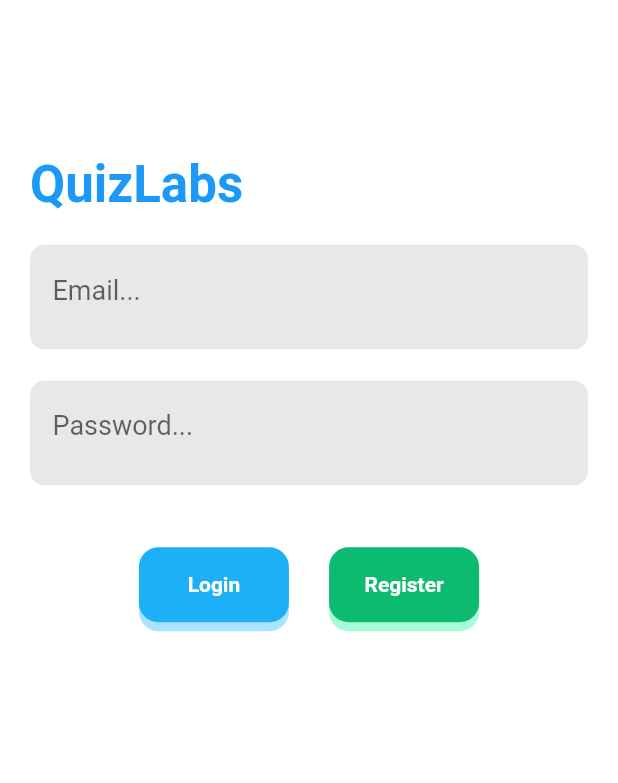
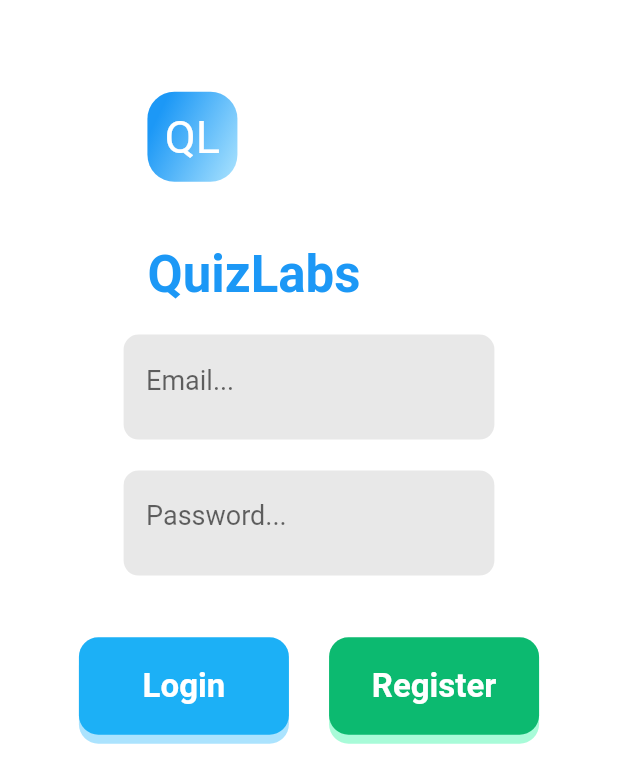
Before and after one commit to hdalmora/quizlabs-flutter-mobile-web, a Flutter app: the screen it shows after launch, on a phone screen of 412 x 824 dp. Shown: the top 783 px of the screen. Run offline on Flutter 3.47's test engine with Material 2 defaults, Android fonts, the phone set to English and light mode, and no system bars; our stand-ins replace bloc, cloud_firestore, dio, easy_localization, faker, firebase_analytics and 7 more; missing offline and left inert: flutter_sparkline, universal_html; accounts and stored records are empty; generated files the repository leaves out were written again.

Commit message:
make auth_page more responsive

```diff
--- a/lib/src/ui/pages/auth_page/auth_page.dart
+++ b/lib/src/ui/pages/auth_page/auth_page.dart
@@ -74,15 +74,36 @@ class _AuthPageState extends State<AuthPage> {
             padding: EdgeInsets.all(20.0),
             child: Column(
               mainAxisAlignment: MainAxisAlignment.start,
-              crossAxisAlignment: CrossAxisAlignment.start,
+              crossAxisAlignment: CrossAxisAlignment.center,
               children: <Widget>[
+                SizedBox(height: Constants.mediaHeight(context)*.05,),
+                Align(
+                  alignment: Alignment.centerLeft,
+                  child: Container(
+                    margin: EdgeInsets.only(left: Constants.mediaWidth(context)*.19),
+                    width: 60,
+                    height: 60,
+                    decoration: BoxDecoration(
+                        borderRadius: BorderRadius.circular(18),
+                        gradient: LinearGradient(colors: [
+                          ColorUtils.BLUE_LIGHT,
+                          ColorUtils.BLUE_MAIN,
+                        ], begin: Alignment.bottomRight, end: Alignment.centerLeft)),
+                    child: Center(
+                      child: Text("QL",
+                          style: TextStyle(fontSize: 30, color: Colors.white)),
+                    ),
+                  ),
+                ),
 
-                SizedBox(height: Constants.mediaHeight(context)*.1,),
+                SizedBox(height: Constants.mediaHeight(context)*.05,),
                 GestureDetector(
                   onTap: () {
                     Navigator.of(context).pushNamed(LandingPage.routeName);
                   },
                   child: Container(
+                    alignment: Alignment.centerLeft,
+                    margin: EdgeInsets.only(left: Constants.mediaWidth(context)*.19),
                     child: Text(
                       "QuizLabs",
                       style: Theme.of(context).textTheme.headline4.copyWith(
@@ -94,7 +115,9 @@ class _AuthPageState extends State<AuthPage> {
                 ),
 
                 SizedBox(height: Constants.mediaHeight(context)*.025,),
-                StreamBuilder(
+                Container(
+                  width: Constants.mediaWidth(context)*.6,
+                  child: StreamBuilder(
                     stream: _authBloc.email,
                     builder: (context, snapshot) {
                       return FormFieldMain(
@@ -106,9 +129,12 @@ class _AuthPageState extends State<AuthPage> {
                       );
                     },
                   ),
+                ),
 
                 SizedBox(height: Constants.mediaHeight(context)*.025,),
-                StreamBuilder(
+                Container(
+                  width: Constants.mediaWidth(context)*.6,
+                  child: StreamBuilder(
                     stream: _authBloc.password,
                     builder: (context, snapshot) {
                       return FormFieldMain(
@@ -120,6 +146,7 @@ class _AuthPageState extends State<AuthPage> {
                       );
                     },
                   ),
+                ),
 
                 SizedBox(height: Constants.mediaHeight(context)*.05,),
                 Row(
@@ -128,11 +155,12 @@ class _AuthPageState extends State<AuthPage> {
 
                     Builder(builder: (BuildContext context) {
                       return ButtonMain(
-                        width: 100,
-                        height: 50,
+                        width: 140,
+                        height: 65,
                         colorMain: ColorUtils.BLUE_ACCENT,
                         colorSec: ColorUtils.BLUE_LIGHT,
                         text: "login_btn".tr(),
+                        textSize: 22,
                         onTap: () async {
                           await FirebaseAnalyticsUtils.analytics.logEvent(name: 'auth_page__login_button_clicked');
 
@@ -182,11 +210,12 @@ class _AuthPageState extends State<AuthPage> {
                     SizedBox(width: Constants.mediaWidth(context)*.065,),
                     Builder(builder: (BuildContext context) {
                       return ButtonMain(
-                        width: 100,
-                        height: 50,
+                        width: 140,
+                        height: 65,
                         colorMain: ColorUtils.GREEN_MAIN,
                         colorSec: ColorUtils.GREEN_LIGHT,
                         text: "register_btn".tr(),
+                        textSize: 22,
                         onTap: () async {
                           await FirebaseAnalyticsUtils.analytics.logEvent(name: 'auth_page__register_button_clicked');
 
```
Lines whose indentation alone changed are shown as unchanged.
